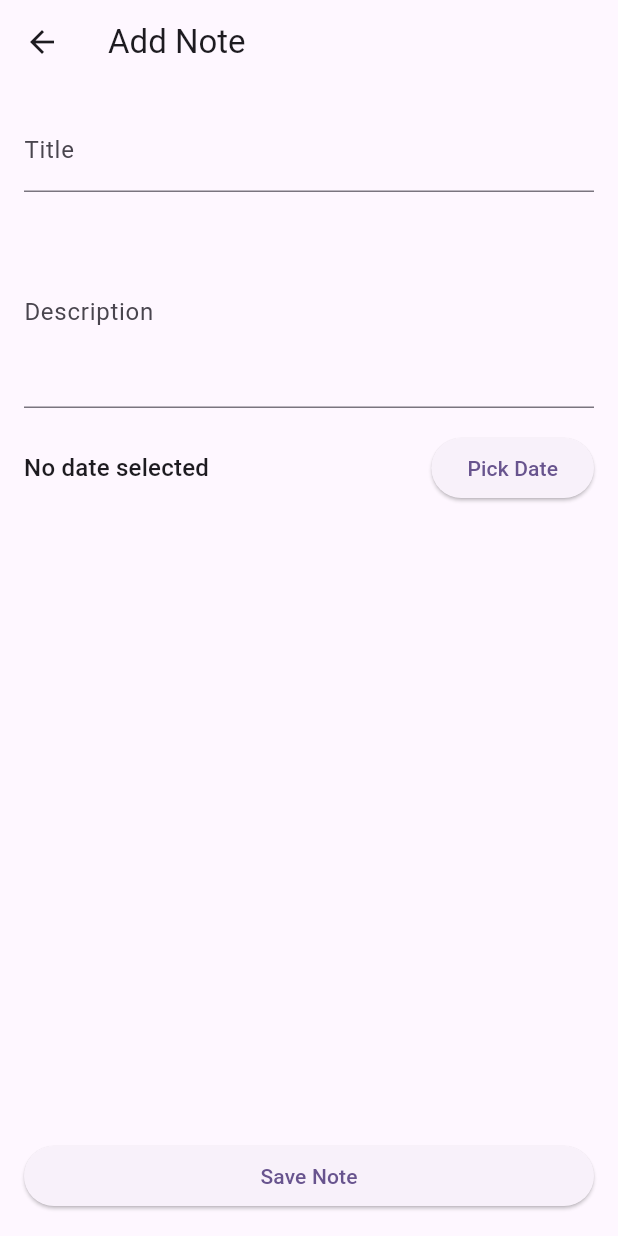
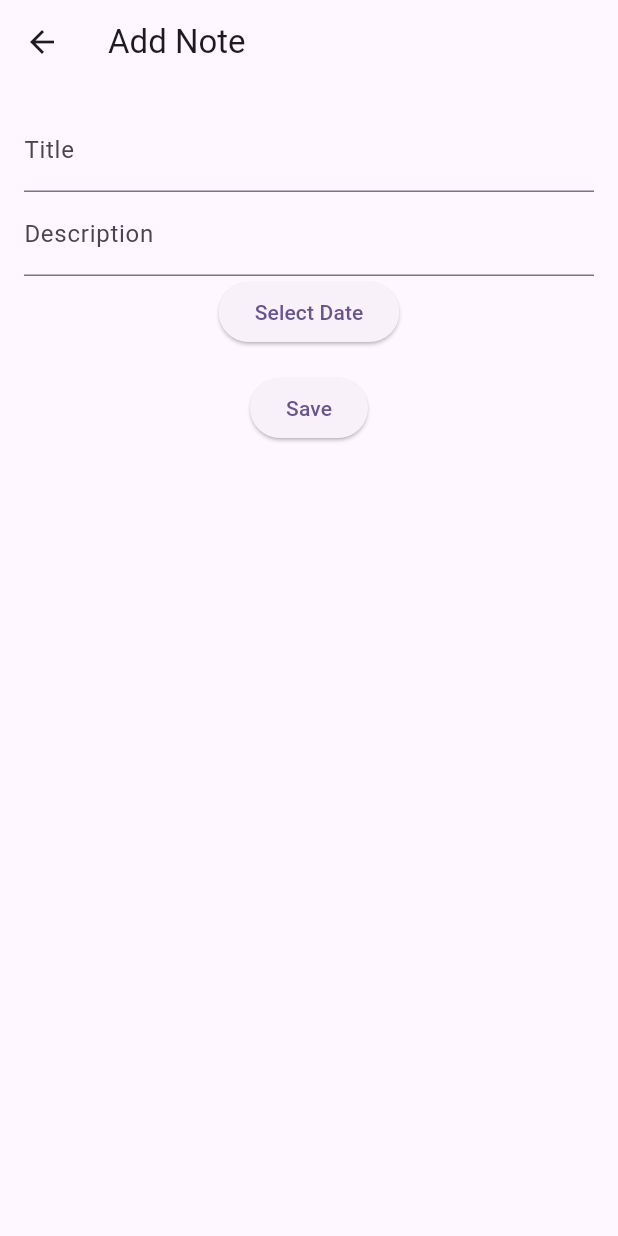
Before and after one commit to Rahulreza/memory, a Flutter app: the screen it shows after launch, after a tap on the "add" icon, on a phone screen of 412 x 824 dp. Run offline on Flutter 3.47's test engine with Material 3 defaults, Android fonts, the phone set to English and light mode, and no system bars; our stand-ins replace flutter_bloc, flutter_screenutil, freezed_annotation, hive, hive_flutter; accounts and stored records are empty.

Commit message:
not fixed

```diff
--- a/lib/core/features/data/model/note_model/note_model.dart
+++ b/lib/core/features/data/model/note_model/note_model.dart
@@ -1,5 +1,4 @@
 import 'package:hive/hive.dart';
-
 part 'note_model.g.dart';
 
 @HiveType(typeId: 0)
@@ -13,17 +12,9 @@ class NoteModel extends HiveObject {
   @HiveField(2)
   final DateTime date;
 
-  NoteModel({
-    required this.title,
-    required this.description,
-    required this.date,
-  });
+  NoteModel({required this.title, required this.description, required this.date});
 
-  NoteModel copyWith({
-    String? title,
-    String? description,
-    DateTime? date,
-  }) {
+  NoteModel copyWith({String? title, String? description, DateTime? date}) {
     return NoteModel(
       title: title ?? this.title,
       description: description ?? this.description,
--- a/lib/core/features/presentations/bloc/note/note_bloc.dart
+++ b/lib/core/features/presentations/bloc/note/note_bloc.dart
@@ -19,22 +19,9 @@ class NoteBloc extends Bloc<NoteEvent, NoteState> {
   }
 
   Future<void> _init() async {
-    try {
-      if (!Hive.isBoxOpen('notes')) {
-        _noteBox = await Hive.openBox<NoteModel>('notes');
-      } else {
-        _noteBox = Hive.box<NoteModel>('notes');
-      }
-
-      add(const NoteEvent.fetchNotesEvent());
-
-      _noteBox.watch().listen((event) {
-        add(const NoteEvent.fetchNotesEvent());
-      });
-
-    } catch (e) {
-      print("Error initializing NoteBloc Hive box: $e");
-    }
+    _noteBox = Hive.box<NoteModel>('notes');
+    add(const NoteEvent.fetchNotesEvent());
+    _noteBox.watch().listen((_) => add(const NoteEvent.fetchNotesEvent()));
   }
 
   Future<void> _onAddNote(_AddNoteEvent event, Emitter<NoteState> emit) async {
@@ -43,65 +30,36 @@ class NoteBloc extends Bloc<NoteEvent, NoteState> {
       await _noteBox.add(event.note);
       emit(state.copyWith(status: NoteStatus.success));
     } catch (e) {
-      emit(
-        state.copyWith(status: NoteStatus.failure, errorMessage: e.toString()),
-      );
+      emit(state.copyWith(status: NoteStatus.failure, errorMessage: e.toString()));
     }
   }
 
-  Future<void> _onUpdateNote(
-      _UpdateNoteEvent event,
-      Emitter<NoteState> emit,
-      ) async {
+  Future<void> _onUpdateNote(_UpdateNoteEvent event, Emitter<NoteState> emit) async {
     emit(state.copyWith(status: NoteStatus.loading));
     try {
       await _noteBox.put(event.originalNoteKey, event.updatedNoteData);
       emit(state.copyWith(status: NoteStatus.success));
     } catch (e) {
-      emit(
-        state.copyWith(status: NoteStatus.failure, errorMessage: e.toString()),
-      );
+      emit(state.copyWith(status: NoteStatus.failure, errorMessage: e.toString()));
     }
   }
 
-  Future<void> _onDeleteNote(
-      _DeleteNoteEvent event,
-      Emitter<NoteState> emit,
-      ) async {
+  Future<void> _onDeleteNote(_DeleteNoteEvent event, Emitter<NoteState> emit) async {
     emit(state.copyWith(status: NoteStatus.loading));
     try {
       await _noteBox.delete(event.noteKey);
       emit(state.copyWith(status: NoteStatus.success));
     } catch (e) {
-      emit(
-        state.copyWith(status: NoteStatus.failure, errorMessage: e.toString()),
-      );
+      emit(state.copyWith(status: NoteStatus.failure, errorMessage: e.toString()));
     }
   }
 
   void _onFetchNotes(_FetchNotesEvent event, Emitter<NoteState> emit) {
     try {
-      final List<NoteModel> notes = _noteBox.values.toList();
-      emit(
-        state.copyWith(
-          status: NoteStatus.success,
-          notes: notes,
-          errorMessage: null,
-        ),
-      );
+      final notes = _noteBox.values.toList();
+      emit(state.copyWith(status: NoteStatus.success, notes: notes));
     } catch (e) {
-      print("Error fetching notes: $e");
-      emit(
-          state.copyWith(
-              status: NoteStatus.failure,
-              errorMessage: 'Failed to load notes: ${e.toString()}'
-          )
-      );
+      emit(state.copyWith(status: NoteStatus.failure, errorMessage: e.toString()));
     }
   }
-
-  @override
-  Future<void> close() {
-    return super.close();
-  }
 }
--- a/lib/core/features/presentations/pages/add_edit_note_screen.dart
+++ /dev/null
@@ -1,196 +0,0 @@
-
-
-import '../../../path/file_path.dart';
-
-class AddEditNoteScreen extends StatefulWidget {
-  final NoteModel? note;
-
-  const AddEditNoteScreen({super.key, this.note});
-
-  @override
-  State<AddEditNoteScreen> createState() => _AddEditNoteScreenState();
-}
-
-class _AddEditNoteScreenState extends State<AddEditNoteScreen> {
-  final _formKey = GlobalKey<FormState>();
-  final _titleController = TextEditingController();
-  final _descController = TextEditingController();
-  DateTime? _selectedDate;
-
-  @override
-  void initState() {
-    super.initState();
-    if (widget.note != null) {
-      _titleController.text = widget.note!.title;
-      _descController.text = widget.note!.description;
-      _selectedDate = widget.note!.date;
-    }
-  }
-
-  void _saveNote() {
-    if (_formKey.currentState!.validate()) {
-      final title = _titleController.text.trim();
-      final desc = _descController.text.trim();
-      final date = _selectedDate;
-
-      if (date == null) {
-        ScaffoldMessenger.of(context).showSnackBar(
-          const SnackBar(content: Text('Please select a date')),
-        );
-        return;
-      }
-
-      // Create a new NoteModel instance with the updated data
-      final updatedNoteData = NoteModel(
-        title: title,
-        description: desc,
-        date: date,
-      );
-
-
-      if (widget.note != null) {
-        // If editing an existing note, get the original key
-        final originalKey = widget.note!.key;
-        if (originalKey != null) {
-          // Dispatch the update event with the original key and the new data
-          // Use the correct named parameters as defined in NoteEvent
-          context.read<NoteBloc>().add(
-            NoteEvent.updateNoteEvent(originalNoteKey: originalKey, updatedNoteData: updatedNoteData),
-          );
-        } else {
-          // This case should ideally not happen if the note comes from the box
-          ScaffoldMessenger.of(context).showSnackBar(
-            const SnackBar(content: Text('Error: Original note key not found.')),
-          );
-          return;
-        }
-
-      } else {
-        // If adding a new note, dispatch the add event
-        context.read<NoteBloc>().add(NoteEvent.addNoteEvent(note: updatedNoteData));
-      }
-    }
-  }
-
-  Future<void> _pickDate() async {
-    final now = DateTime.now();
-    final picked = await showDatePicker(
-      context: context,
-      initialDate: _selectedDate ?? now,
-      firstDate: DateTime(2000),
-      lastDate: DateTime(2100),
-    );
-
-    if (picked != null) {
-      setState(() {
-        _selectedDate = picked;
-      });
-    }
-  }
-
-  @override
-  void dispose() {
-    _titleController.dispose();
-    _descController.dispose();
-    super.dispose();
-  }
-
-  @override
-  Widget build(BuildContext context) {
-    return Scaffold(
-      appBar: AppBar(
-        title: Text(widget.note != null ? 'Edit Note' : 'Add Note'),
-      ),
-      body: BlocListener<NoteBloc, NoteState>(
-        listener: (context, state) {
-          if (state.status == NoteStatus.success) {
-            ScaffoldMessenger.of(context).showSnackBar(
-              SnackBar(
-                content: Text(widget.note != null
-                    ? 'Note updated successfully!'
-                    : 'Note added successfully!'),
-              ),
-            );
-            Navigator.pop(context);
-          } else if (state.status == NoteStatus.failure) {
-            ScaffoldMessenger.of(context).showSnackBar(
-              SnackBar(
-                content: Text('Error saving note: ${state.errorMessage}'),
-                backgroundColor: Colors.red,
-              ),
-            );
-          }
-        },
-        child: BlocBuilder<NoteBloc, NoteState>(
-          builder: (context, state) {
-            return Padding(
-              padding: const EdgeInsets.all(16.0),
-              child: Form(
-                key: _formKey,
-                child: Column(
-                  crossAxisAlignment: CrossAxisAlignment.stretch,
-                  children: [
-                    TextFormField(
-                      controller: _titleController,
-                      decoration: const InputDecoration(labelText: 'Title'),
-                      validator: (value) {
-                        if (value == null || value.isEmpty) {
-                          return 'Please enter a title';
-                        }
-                        return null;
-                      },
-                    ),
-                    const SizedBox(height: 16),
-                    TextFormField(
-                      controller: _descController,
-                      decoration: const InputDecoration(labelText: 'Description'),
-                      maxLines: 4,
-                      validator: (value) {
-                        if (value == null || value.isEmpty) {
-                          return 'Please enter a description';
-                        }
-                        return null;
-                      },
-                    ),
-                    const SizedBox(height: 16),
-                    Row(
-                      children: [
-                        Expanded(
-                          child: Text(
-                            _selectedDate != null
-                                ? 'Date: ${_selectedDate!.toLocal().toString().split(' ')[0]}'
-                                : 'No date selected',
-                            style: Theme.of(context).textTheme.titleMedium,
-                          ),
-                        ),
-                        const SizedBox(width: 8),
-                        ElevatedButton(
-                          onPressed: _pickDate,
-                          child: const Text('Pick Date'),
-                        ),
-                      ],
-                    ),
-                    const Spacer(),
-                    ElevatedButton(
-                      onPressed: state.status == NoteStatus.loading ? null : _saveNote,
-                      child: state.status == NoteStatus.loading
-                          ? const SizedBox(
-                        width: 24,
-                        height: 24,
-                        child: CircularProgressIndicator(
-                          color: Colors.white,
-                          strokeWidth: 3,
-                        ),
-                      )
-                          : Text(widget.note != null ? 'Update Note' : 'Save Note'),
-                    ),
-                  ],
-                ),
-              ),
-            );
-          },
-        ),
-      ),
-    );
-  }
-}
--- a/lib/core/features/presentations/pages/add_edit_age_profile_screen.dart
+++ b/lib/core/features/presentations/pages/age/add_edit_age_profile_screen.dart
@@ -1,6 +1,6 @@
 import 'package:intl/intl.dart';
 
-import '../../../path/file_path.dart';
+import '../../../../path/file_path.dart';
 
 class AddEditAgeProfileScreen extends StatefulWidget {
   final AgeProfileModel? profile;
--- a/lib/core/features/presentations/pages/note_overview_screen.dart
+++ b/lib/core/features/presentations/pages/age/age_profile_list_screen.dart
@@ -1,30 +1,33 @@
-import '../../../path/file_path.dart';
+import 'package:intl/intl.dart';
 
-class NoteOverviewScreen extends StatelessWidget {
-  const NoteOverviewScreen({super.key});
+import '../../../../path/file_path.dart';
+
+class AgeProfileOverviewScreen extends StatelessWidget {
+  const AgeProfileOverviewScreen({super.key});
 
   @override
   Widget build(BuildContext context) {
     return Scaffold(
-      body: BlocBuilder<NoteBloc, NoteState>(
+      body: BlocBuilder<AgeProfileBloc, AgeProfileState>(
         builder: (context, state) {
-          if (state.status == NoteStatus.loading && state.notes.isEmpty) {
+          if (state.status == AgeProfileStatus.loading &&
+              state.profiles.isEmpty) {
             return const Center(child: CircularProgressIndicator());
-          } else if (state.status == NoteStatus.failure &&
-              state.notes.isEmpty) {
+          } else if (state.status == AgeProfileStatus.failure &&
+              state.profiles.isEmpty) {
             return Center(
-              child: Text('Failed to load notes: ${state.errorMessage}'),
+              child: Text('Failed to load profiles: ${state.errorMessage}'),
             );
-          } else if (state.notes.isEmpty) {
-            return const Center(child: Text('No notes yet. Add one!'));
+          } else if (state.profiles.isEmpty) {
+            return const Center(child: Text('No profiles yet. Add one!'));
           }
 
           return ListView.builder(
-            itemCount: state.notes.length,
+            itemCount: state.profiles.length,
             itemBuilder: (context, index) {
-              final note = state.notes[index];
+              final profile = state.profiles[index];
               return Dismissible(
-                key: Key(note.key.toString()),
+                key: Key(profile.key.toString()),
                 direction: DismissDirection.endToStart,
                 background: Container(
                   color: Colors.red,
@@ -39,7 +42,7 @@ class NoteOverviewScreen extends StatelessWidget {
                       return AlertDialog(
                         title: const Text("Confirm Delete"),
                         content: const Text(
-                          "Are you sure you want to delete this note?",
+                          "Are you sure you want to delete this profile?",
                         ),
                         actions: <Widget>[
                           TextButton(
@@ -56,27 +59,27 @@ class NoteOverviewScreen extends StatelessWidget {
                   );
                 },
                 onDismissed: (direction) {
-                  context.read<NoteBloc>().add(
-                    NoteEvent.deleteNoteEvent(noteKey: note.key),
+                  context.read<AgeProfileBloc>().add(
+                    AgeProfileEvent.deleteProfileEvent(profileKey: profile.key),
                   );
                   ScaffoldMessenger.of(context).showSnackBar(
                     SnackBar(
-                      content: Text('${note.title} dismissed'),
+                      content: Text('${profile.name} dismissed'),
                       action: SnackBarAction(label: 'Undo', onPressed: () {}),
                     ),
                   );
                 },
                 child: ListTile(
-                  title: Text(note.title),
+                  title: Text(profile.name),
                   subtitle: Text(
-                    '${note.description}\n${note.date.toLocal().toString().split(' ')[0]}',
+                    'Born: ${DateFormat('yyyy-MM-dd').format(profile.birthDate)} (Age: ${profile.age})',
                   ),
-                  isThreeLine: true,
                   onTap: () {
                     Navigator.push(
                       context,
                       MaterialPageRoute(
-                        builder: (_) => AddEditNoteScreen(note: note),
+                        builder:
+                            (_) => AddEditAgeProfileScreen(profile: profile),
                       ),
                     );
                   },
@@ -90,10 +93,10 @@ class NoteOverviewScreen extends StatelessWidget {
         onPressed: () {
           Navigator.push(
             context,
-            MaterialPageRoute(builder: (_) => const AddEditNoteScreen()),
+            MaterialPageRoute(builder: (_) => const AddEditAgeProfileScreen()),
           );
         },
-        tooltip: 'Add Note',
+        tooltip: 'Add Profile',
         child: const Icon(Icons.add),
       ),
     );
--- /dev/null
+++ b/lib/core/features/presentations/pages/note/add_edit_note_screen.dart
@@ -0,0 +1,110 @@
+
+
+import '../../../../path/file_path.dart';
+
+class AddEditNoteScreen extends StatefulWidget {
+  final NoteModel? note;
+  const AddEditNoteScreen({super.key, this.note});
+
+  @override
+  State<AddEditNoteScreen> createState() => _AddEditNoteScreenState();
+}
+
+class _AddEditNoteScreenState extends State<AddEditNoteScreen> {
+  final _formKey = GlobalKey<FormState>();
+  final _titleController = TextEditingController();
+  final _descController = TextEditingController();
+  DateTime? _selectedDate;
+
+  @override
+  void initState() {
+    super.initState();
+    if (widget.note != null) {
+      _titleController.text = widget.note!.title;
+      _descController.text = widget.note!.description;
+      _selectedDate = widget.note!.date;
+    }
+  }
+
+  void _saveNote() {
+    if (_formKey.currentState!.validate()) {
+      if (_selectedDate == null) {
+        ScaffoldMessenger.of(context).showSnackBar(
+          const SnackBar(content: Text('Please select a date')),
+        );
+        return;
+      }
+
+      final updatedNote = NoteModel(
+        title: _titleController.text.trim(),
+        description: _descController.text.trim(),
+        date: _selectedDate!,
+      );
+
+      if (widget.note != null) {
+        context.read<NoteBloc>().add(
+          NoteEvent.updateNoteEvent(originalNoteKey: widget.note!.key, updatedNoteData: updatedNote),
+        );
+      } else {
+        context.read<NoteBloc>().add(NoteEvent.addNoteEvent(note: updatedNote));
+      }
+    }
+  }
+
+  Future<void> _pickDate() async {
+    final picked = await showDatePicker(
+      context: context,
+      initialDate: _selectedDate ?? DateTime.now(),
+      firstDate: DateTime(2000),
+      lastDate: DateTime(2100),
+    );
+    if (picked != null) setState(() => _selectedDate = picked);
+  }
+
+  @override
+  void dispose() {
+    _titleController.dispose();
+    _descController.dispose();
+    super.dispose();
+  }
+
+  @override
+  Widget build(BuildContext context) {
+    return Scaffold(
+      appBar: AppBar(title: Text(widget.note != null ? 'Edit Note' : 'Add Note')),
+      body: BlocListener<NoteBloc, NoteState>(
+        listener: (context, state) {
+          if (state.status == NoteStatus.success) {
+            Navigator.pop(context);
+          }
+        },
+        child: Padding(
+          padding: const EdgeInsets.all(16),
+          child: Form(
+            key: _formKey,
+            child: Column(
+              children: [
+                TextFormField(
+                  controller: _titleController,
+                  decoration: const InputDecoration(labelText: 'Title'),
+                  validator: (value) => value!.isEmpty ? 'Enter a title' : null,
+                ),
+                TextFormField(
+                  controller: _descController,
+                  decoration: const InputDecoration(labelText: 'Description'),
+                  validator: (value) => value!.isEmpty ? 'Enter a description' : null,
+                ),
+                ElevatedButton(
+                  onPressed: _pickDate,
+                  child: Text(_selectedDate == null ? 'Select Date' : _selectedDate.toString()),
+                ),
+                const SizedBox(height: 16),
+                ElevatedButton(onPressed: _saveNote, child: const Text('Save')),
+              ],
+            ),
+          ),
+        ),
+      ),
+    );
+  }
+}
--- /dev/null
+++ b/lib/core/features/presentations/pages/note/note_overview_screen.dart
@@ -0,0 +1,46 @@
+
+import '../../../../path/file_path.dart';
+
+
+class NoteOverviewScreen extends StatelessWidget {
+  const NoteOverviewScreen({super.key});
+
+  @override
+  Widget build(BuildContext context) {
+    return Scaffold(
+      floatingActionButton: FloatingActionButton(
+        onPressed: () => Navigator.push(
+          context,
+          MaterialPageRoute(builder: (_) => const AddEditNoteScreen()),
+        ),
+        child: const Icon(Icons.add),
+      ),
+      body: BlocBuilder<NoteBloc, NoteState>(
+        builder: (context, state) {
+          if (state.status == NoteStatus.loading && state.notes.isEmpty) {
+            return const Center(child: CircularProgressIndicator());
+          } else if (state.status == NoteStatus.failure) {
+            return Center(child: Text('Error: ${state.errorMessage}'));
+          } else if (state.notes.isEmpty) {
+            return const Center(child: Text('No notes yet. Add one!'));
+          }
+
+          return ListView.builder(
+            itemCount: state.notes.length,
+            itemBuilder: (context, index) {
+              final note = state.notes[index];
+              return ListTile(
+                title: Text(note.title),
+                subtitle: Text('${note.description}\n${note.date.toLocal().toString().split(' ')[0]}'),
+                onTap: () => Navigator.push(
+                  context,
+                  MaterialPageRoute(builder: (_) => AddEditNoteScreen(note: note)),
+                ),
+              );
+            },
+          );
+        },
+      ),
+    );
+  }
+}
--- a/lib/core/features/presentations/pages/add_edit_transaction_screen.dart
+++ b/lib/core/features/presentations/pages/transaction/add_edit_transaction_screen.dart
@@ -2,7 +2,7 @@
 
 import 'package:intl/intl.dart';
 
-import '../../../path/file_path.dart';
+import '../../../../path/file_path.dart';
 
 class AddEditTransactionScreen extends StatefulWidget {
   final TransactionModel? transaction;
--- a/lib/core/features/presentations/pages/transaction_list_screen.dart
+++ b/lib/core/features/presentations/pages/transaction/transaction_list_screen.dart
@@ -1,6 +1,6 @@
 import 'package:intl/intl.dart';
 
-import '../../../path/file_path.dart';
+import '../../../../path/file_path.dart';
 
 class TransactionOverviewScreen extends StatelessWidget {
   const TransactionOverviewScreen({super.key});
--- a/lib/main.dart
+++ b/lib/main.dart
@@ -1,9 +1,4 @@
-
-
-
 import 'core/path/file_path.dart';
-
-
 
 void main() async {
   WidgetsFlutterBinding.ensureInitialized();
```
Also changed, not shown: lib/core/features/presentations/pages/age_profile_list_screen.dart (deleted, +0 -104 lines), lib/core/path/file_path.dart (+6 -6 lines), lib/my_app/my_app.dart (+3 -9 lines), lib/core/features/presentations/bloc/transaction/transaction_bloc.freezed.dart.
